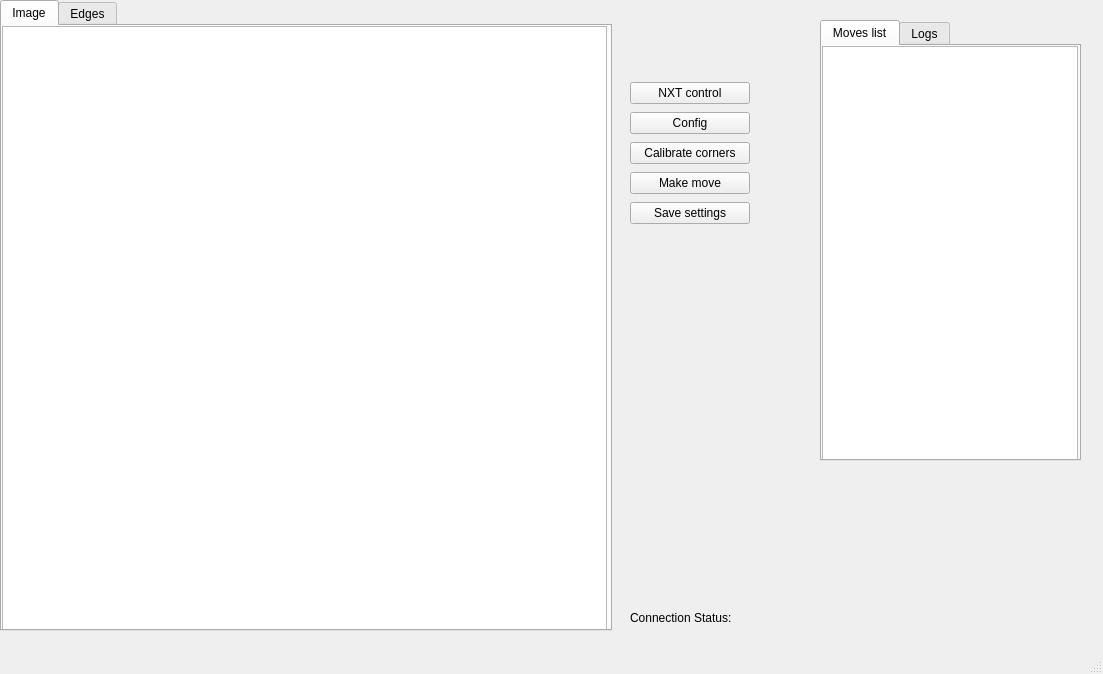
First picture: the form in FrontEnd/mainWindowUI.ui, repository ggajoch/Draughts, before the edit.
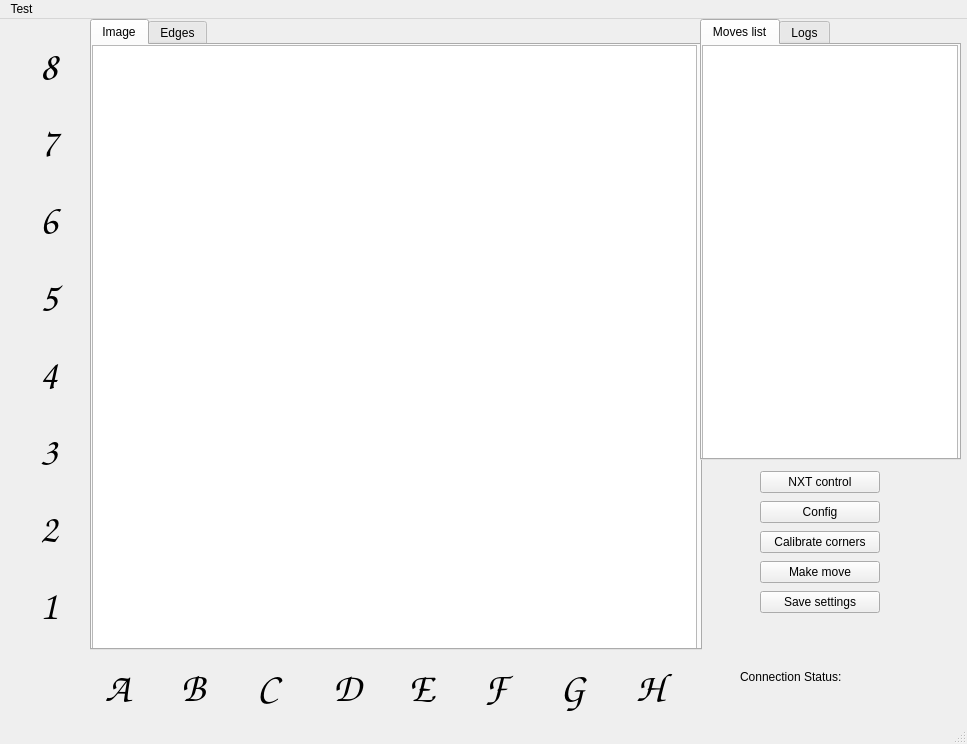
Second picture: the form after the edit.

```diff
--- a/FrontEnd/mainWindowUI.ui
+++ b/FrontEnd/mainWindowUI.ui
@@ -6,8 +6,8 @@
    <rect>
     <x>0</x>
     <y>0</y>
-    <width>1103</width>
-    <height>674</height>
+    <width>967</width>
+    <height>744</height>
    </rect>
   </property>
   <property name="windowTitle">
@@ -17,8 +17,8 @@
    <widget class="QWidget" name="layoutWidget">
     <property name="geometry">
      <rect>
-      <x>630</x>
-      <y>80</y>
+      <x>760</x>
+      <y>450</y>
       <width>120</width>
       <height>146</height>
      </rect>
@@ -64,7 +64,7 @@
    <widget class="QTabWidget" name="tabWidget">
     <property name="geometry">
      <rect>
-      <x>0</x>
+      <x>90</x>
       <y>0</y>
       <width>612</width>
       <height>631</height>
@@ -107,8 +107,8 @@
    <widget class="QLabel" name="connectionStatusLabel">
     <property name="geometry">
      <rect>
-      <x>630</x>
-      <y>610</y>
+      <x>740</x>
+      <y>650</y>
       <width>131</width>
       <height>16</height>
      </rect>
@@ -120,8 +120,8 @@
    <widget class="QTabWidget" name="tabWidget_2">
     <property name="geometry">
      <rect>
-      <x>820</x>
-      <y>20</y>
+      <x>700</x>
+      <y>0</y>
       <width>261</width>
       <height>441</height>
      </rect>
@@ -163,16 +163,277 @@
      </widget>
     </widget>
    </widget>
+   <widget class="QWidget" name="">
+    <property name="geometry">
+     <rect>
+      <x>105</x>
+      <y>640</y>
+      <width>601</width>
+      <height>58</height>
+     </rect>
+    </property>
+    <layout class="QHBoxLayout" name="horizontalLayout">
+     <item>
+      <widget class="QLabel" name="label">
+       <property name="font">
+        <font>
+         <family>Comic Sans MS</family>
+         <pointsize>30</pointsize>
+        </font>
+       </property>
+       <property name="text">
+        <string>A</string>
+       </property>
+      </widget>
+     </item>
+     <item>
+      <widget class="QLabel" name="label_2">
+       <property name="font">
+        <font>
+         <family>Comic Sans MS</family>
+         <pointsize>30</pointsize>
+        </font>
+       </property>
+       <property name="text">
+        <string>B</string>
+       </property>
+      </widget>
+     </item>
+     <item>
+      <widget class="QLabel" name="label_3">
+       <property name="font">
+        <font>
+         <family>Comic Sans MS</family>
+         <pointsize>30</pointsize>
+        </font>
+       </property>
+       <property name="text">
+        <string>C</string>
+       </property>
+      </widget>
+     </item>
+     <item>
+      <widget class="QLabel" name="label_4">
+       <property name="font">
+        <font>
+         <family>Comic Sans MS</family>
+         <pointsize>30</pointsize>
+        </font>
+       </property>
+       <property name="text">
+        <string>D</string>
+       </property>
+      </widget>
+     </item>
+     <item>
+      <widget class="QLabel" name="label_5">
+       <property name="font">
+        <font>
+         <family>Comic Sans MS</family>
+         <pointsize>30</pointsize>
+        </font>
+       </property>
+       <property name="text">
+        <string>E</string>
+       </property>
+      </widget>
+     </item>
+     <item>
+      <widget class="QLabel" name="label_8">
+       <property name="font">
+        <font>
+         <family>Comic Sans MS</family>
+         <pointsize>30</pointsize>
+        </font>
+       </property>
+       <property name="text">
+        <string>F</string>
+       </property>
+      </widget>
+     </item>
+     <item>
+      <widget class="QLabel" name="label_6">
+       <property name="font">
+        <font>
+         <family>Comic Sans MS</family>
+         <pointsize>30</pointsize>
+        </font>
+       </property>
+       <property name="text">
+        <string>G</string>
+       </property>
+      </widget>
+     </item>
+     <item>
+      <widget class="QLabel" name="label_7">
+       <property name="font">
+        <font>
+         <family>Comic Sans MS</family>
+         <pointsize>30</pointsize>
+        </font>
+       </property>
+       <property name="text">
+        <string>H</string>
+       </property>
+      </widget>
+     </item>
+    </layout>
+   </widget>
+   <widget class="QWidget" name="">
+    <property name="geometry">
+     <rect>
+      <x>40</x>
+      <y>11</y>
+      <width>26</width>
+      <height>611</height>
+     </rect>
+    </property>
+    <layout class="QVBoxLayout" name="verticalLayout">
+     <item>
+      <widget class="QLabel" name="label_11">
+       <property name="font">
+        <font>
+         <family>Comic Sans MS</family>
+         <pointsize>30</pointsize>
+        </font>
+       </property>
+       <property name="text">
+        <string>8</string>
+       </property>
+      </widget>
+     </item>
+     <item>
+      <widget class="QLabel" name="label_10">
+       <property name="font">
+        <font>
+         <family>Comic Sans MS</family>
+         <pointsize>30</pointsize>
+        </font>
+       </property>
+       <property name="text">
+        <string>7</string>
+       </property>
+      </widget>
+     </item>
+     <item>
+      <widget class="QLabel" name="label_12">
+       <property name="font">
+        <font>
+         <family>Comic Sans MS</family>
+         <pointsize>30</pointsize>
+        </font>
+       </property>
+       <property name="text">
+        <string>6</string>
+       </property>
+      </widget>
+     </item>
+     <item>
+      <widget class="QLabel" name="label_13">
+       <property name="font">
+        <font>
+         <family>Comic Sans MS</family>
+         <pointsize>30</pointsize>
+        </font>
+       </property>
+       <property name="text">
+        <string>5</string>
+       </property>
+      </widget>
+     </item>
+     <item>
+      <widget class="QLabel" name="label_14">
+       <property name="font">
+        <font>
+         <family>Comic Sans MS</family>
+         <pointsize>30</pointsize>
+        </font>
+       </property>
+       <property name="text">
+        <string>4</string>
+       </property>
+      </widget>
+     </item>
+     <item>
+      <widget class="QLabel" name="label_15">
+       <property name="font">
+        <font>
+         <family>Comic Sans MS</family>
+         <pointsize>30</pointsize>
+        </font>
+       </property>
+       <property name="text">
+        <string>3</string>
+       </property>
+      </widget>
+     </item>
+     <item>
+      <widget class="QLabel" name="label_16">
+       <property name="font">
+        <font>
+         <family>Comic Sans MS</family>
+         <pointsize>30</pointsize>
+        </font>
+       </property>
+       <property name="text">
+        <string>2</string>
+       </property>
+      </widget>
+     </item>
+     <item>
+      <widget class="QLabel" name="label_9">
+       <property name="font">
+        <font>
+         <family>Comic Sans MS</family>
+         <pointsize>30</pointsize>
+        </font>
+       </property>
+       <property name="text">
+        <string>1</string>
+       </property>
+      </widget>
+     </item>
+    </layout>
+   </widget>
+   <zorder>layoutWidget</zorder>
+   <zorder>tabWidget</zorder>
+   <zorder>connectionStatusLabel</zorder>
+   <zorder>tabWidget_2</zorder>
+   <zorder>movesListTextBrowser</zorder>
+   <zorder>label</zorder>
+   <zorder>label_2</zorder>
+   <zorder>label_3</zorder>
+   <zorder>label_4</zorder>
+   <zorder>label_5</zorder>
+   <zorder>label_6</zorder>
+   <zorder>label_7</zorder>
+   <zorder>label_8</zorder>
+   <zorder>label_9</zorder>
+   <zorder>label_10</zorder>
+   <zorder>label_11</zorder>
+   <zorder>label_12</zorder>
+   <zorder>label_13</zorder>
+   <zorder>label_14</zorder>
+   <zorder>label_15</zorder>
+   <zorder>label_16</zorder>
   </widget>
   <widget class="QMenuBar" name="menubar">
    <property name="geometry">
     <rect>
      <x>0</x>
      <y>0</y>
-     <width>1103</width>
+     <width>967</width>
      <height>21</height>
     </rect>
    </property>
+   <widget class="QMenu" name="menuTest">
+    <property name="title">
+     <string>Test</string>
+    </property>
+    <addaction name="actionNXT_Control"/>
+    <addaction name="actionConfig"/>
+   </widget>
+   <addaction name="menuTest"/>
   </widget>
   <widget class="QStatusBar" name="statusbar"/>
  </widget>
```
Left out of the diff: 10 changed lines with no effect on the pictures.
